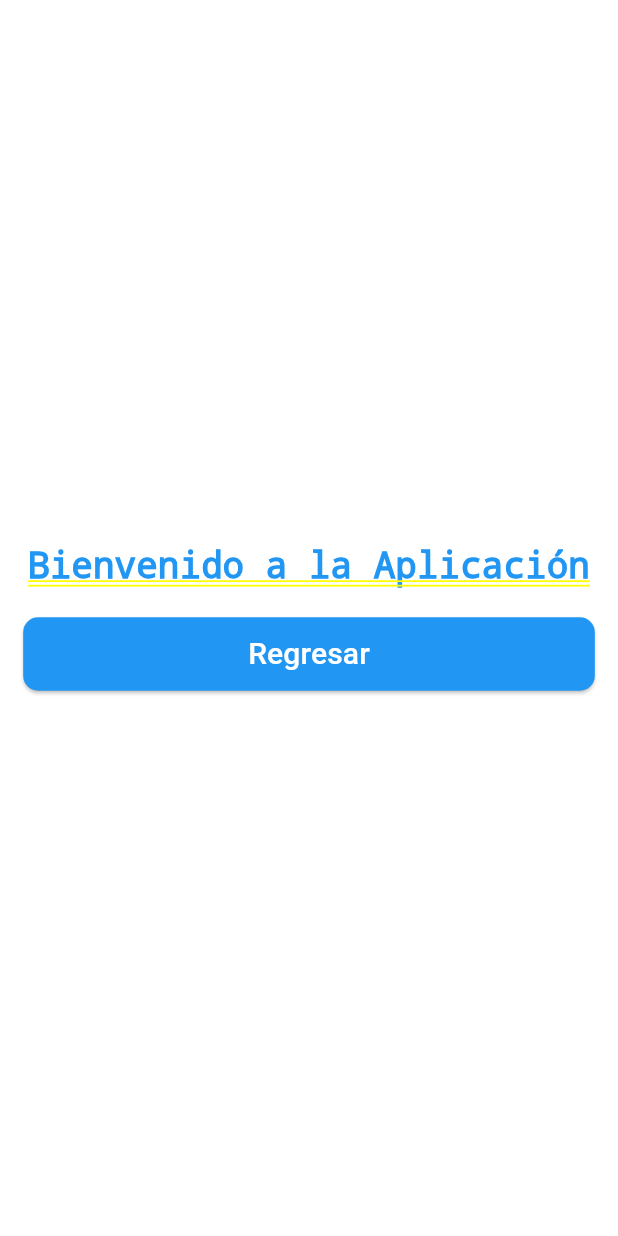
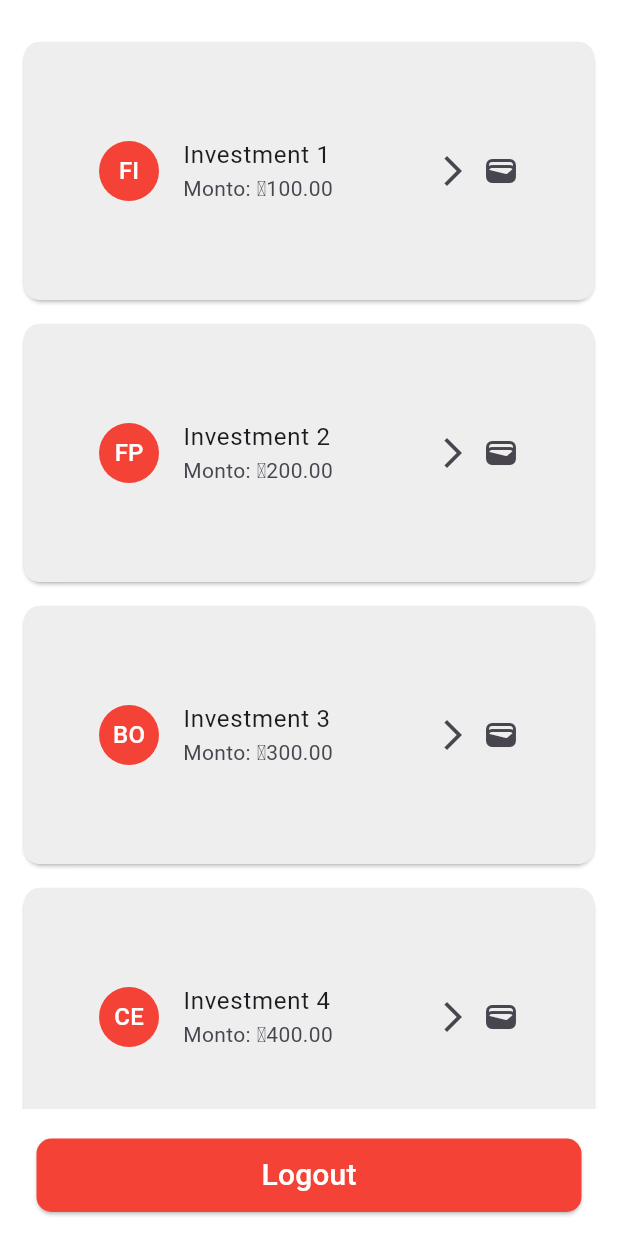
Before and after one commit to Jackson1903/my_new_flutter_app, a Flutter app: the screen it shows after launch, after a tap on "Ingresar", on a phone screen of 412 x 824 dp. Run offline on Flutter 3.47's test engine with Material 3 defaults, Android fonts, the phone set to English and light mode, and no system bars.

Commit message:
Segregan correcciones de comentarios (#2)
Co-authored-by: rcerdasj <rcerdasj@baccredomatic.com>

```diff
--- a/lib/data/investments.dart
+++ b/lib/data/investments.dart
@@ -1,6 +1,6 @@
-import 'package:my_new_flutter_app/models/card_investment.dart';
+import 'package:my_new_flutter_app/data/models/card_investment.dart';
 
-const investments = [
+final investments = [
   CardInvestment('1', 'Investment 1', 'FI', 100.0),
   CardInvestment('2', 'Investment 2', 'FP', 200.0),
   CardInvestment('3', 'Investment 3', 'BO', 300.0),
--- a/lib/main.dart
+++ b/lib/main.dart
@@ -1,5 +1,5 @@
 import 'package:flutter/material.dart';
-import 'package:my_new_flutter_app/views/login_screen.dart';
+import 'package:my_new_flutter_app/presentation/views/login_screen.dart';
 
 void main() {
   runApp(
--- /dev/null
+++ b/lib/presentation/views/home_screen.dart
@@ -0,0 +1,39 @@
+import 'dart:io';
+
+import 'package:flutter/material.dart';
+import 'package:my_new_flutter_app/presentation/views/login_screen.dart';
+import 'package:my_new_flutter_app/wigets/styled_button.dart';
+import 'package:my_new_flutter_app/data/investments.dart';
+import 'package:my_new_flutter_app/wigets/styled_cards.dart';
+
+class HomeScreen extends StatelessWidget {
+  const HomeScreen({super.key});
+
+  final textButtonBack = 'Logout';
+
+  @override
+  Widget build(BuildContext context) {
+    return Container(
+      decoration: const BoxDecoration(color: Colors.white),
+      child: Column(
+        children: [
+          const SizedBox(height: 20),
+          StyledCards(),
+          const SizedBox(height: 20),
+          Padding(
+            padding: const EdgeInsets.only(bottom: 16.0),
+            child: StyledButton(
+              text: textButtonBack,
+              onPressed: () {
+                Navigator.push(
+                  context,
+                  MaterialPageRoute(builder: (context) => const LoginScreen()),
+                );
+              },
+            ),
+          ),
+        ],
+      ),
+    );
+  }
+}
--- a/lib/views/login_screen.dart
+++ b/lib/presentation/views/login_screen.dart
@@ -1,5 +1,5 @@
 import 'package:flutter/material.dart';
-import 'package:my_new_flutter_app/views/home_screen.dart';
+import 'package:my_new_flutter_app/presentation/views/home_screen.dart';
 import 'package:my_new_flutter_app/wigets/styled_button.dart';
 import 'package:my_new_flutter_app/wigets/styled_textfield.dart';
 
@@ -34,8 +34,7 @@ class LoginScreen extends StatelessWidget {
               onPressed: () {
                 Navigator.push(
                   context,
-                  MaterialPageRoute(
-                      builder: (context) => const HomeContainer()),
+                  MaterialPageRoute(builder: (context) => const HomeScreen()),
                 );
               },
             ),
--- a/lib/views/home_screen.dart
+++ /dev/null
@@ -1,41 +0,0 @@
-import 'package:flutter/material.dart';
-import 'package:my_new_flutter_app/views/login_screen.dart';
-import 'package:my_new_flutter_app/wigets/styled_button.dart';
-import 'package:my_new_flutter_app/data/investments.dart';
-
-class HomeContainer extends StatelessWidget {
-  const HomeContainer({super.key});
-
-  final textButtonBack = 'Regresar';
-
-  @override
-  Widget build(BuildContext context) {
-    final currentCard = investments[
-        0]; // Assuming you want to display the first investment card
-
-    return Container(
-      decoration: const BoxDecoration(color: Colors.white),
-      child: Center(
-        child: Column(
-          mainAxisAlignment: MainAxisAlignment.center,
-          children: [
-            const Text(
-              'Bienvenido a la Aplicación',
-              style: TextStyle(fontSize: 24, color: Colors.blue),
-            ),
-            const SizedBox(height: 20),
-            StyledButton(
-              text: textButtonBack,
-              onPressed: () {
-                Navigator.push(
-                  context,
-                  MaterialPageRoute(builder: (context) => const LoginScreen()),
-                );
-              },
-            ),
-          ],
-        ),
-      ),
-    );
-  }
-}
--- a/lib/wigets/styled_button.dart
+++ b/lib/wigets/styled_button.dart
@@ -16,7 +16,7 @@ class StyledButton extends StatelessWidget {
       onPressed: onPressed,
       style: ElevatedButton.styleFrom(
         foregroundColor: Colors.white,
-        backgroundColor: Colors.blue, // Text color
+        backgroundColor: Colors.red, // Text color
         padding: const EdgeInsets.symmetric(horizontal: 150, vertical: 10),
         shape: RoundedRectangleBorder(
           borderRadius: BorderRadius.circular(10), // Rounded corners
--- /dev/null
+++ b/lib/wigets/styled_cards.dart
@@ -0,0 +1,44 @@
+import 'package:flutter/material.dart';
+import 'package:my_new_flutter_app/data/investments.dart';
+
+class StyledCards extends StatelessWidget {
+  const StyledCards({super.key});
+
+  @override
+  Widget build(BuildContext context) {
+    return Expanded(
+      child: ListView.builder(
+        itemCount: investments.length,
+        itemBuilder: (context, index) {
+          final investment = investments[index];
+          return Card(
+            margin: const EdgeInsets.symmetric(horizontal: 16, vertical: 8),
+            child: ListTile(
+              title: Text(investment.cardName ?? ''),
+              subtitle: Text(
+                  'Monto: ₡${investment.investmentAmount.toStringAsFixed(2) ?? ''}'),
+              trailing: const Row(
+                mainAxisSize: MainAxisSize.min,
+                children: [
+                  Icon(Icons.arrow_forward_ios),
+                  SizedBox(width: 8),
+                  Icon(Icons.wallet),
+                ],
+              ),
+              contentPadding: const EdgeInsets.all(50),
+              shape: RoundedRectangleBorder(
+                borderRadius: BorderRadius.circular(10),
+              ),
+              tileColor: Colors.grey[200],
+              leading: CircleAvatar(
+                backgroundColor: Colors.red,
+                child: Text(investment.cardType ?? '',
+                    style: const TextStyle(color: Colors.white)),
+              ),
+            ),
+          );
+        },
+      ),
+    );
+  }
+}
```
Also changed, not shown: lib/data/models/card_investment.dart (renamed from lib/models/card_investment.dart).
